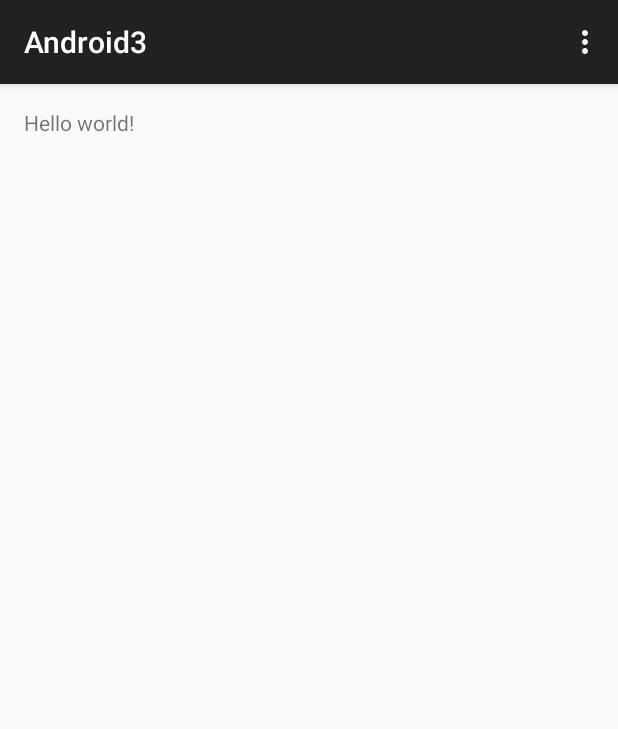
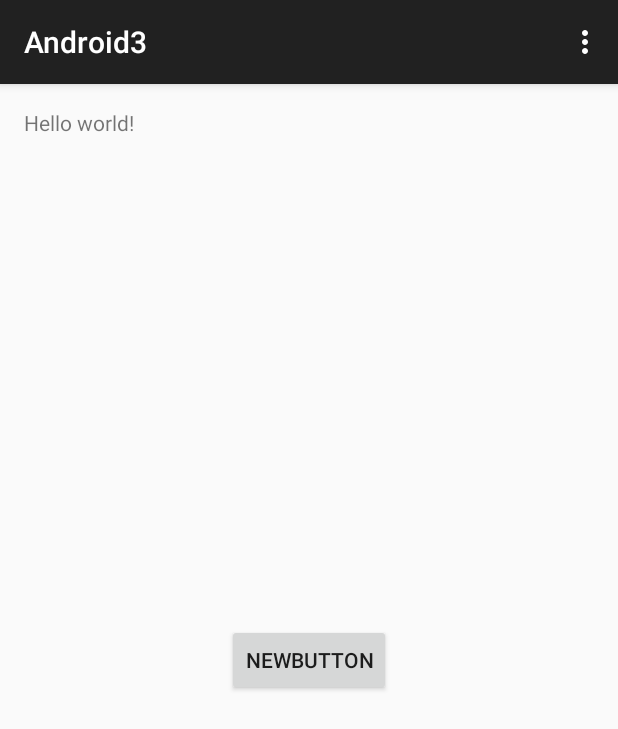
Before and after one commit to juliayiu/COMP3717-ANDROID, an Android app: the screen it shows after launch (MainActivity), on a phone screen of 412 x 824 dp. Shown: the top 729 px of the screen. Run offline under Robolectric (Android 15) with nearby library versions, the phone set to English and light mode, and no system bars.

Commit message:
removed the space in between the new button thing

```diff
--- a/app/src/main/res/layout/activity_main.xml
+++ b/app/src/main/res/layout/activity_main.xml
@@ -8,4 +8,12 @@
     <TextView android:text="@string/hello_world" android:layout_width="wrap_content"
         android:layout_height="wrap_content" />
 
+    <Button
+        android:layout_width="wrap_content"
+        android:layout_height="wrap_content"
+        android:text="NewButton"
+        android:id="@+id/button"
+        android:layout_centerVertical="true"
+        android:layout_centerHorizontal="true" />
+
 </RelativeLayout>
```
